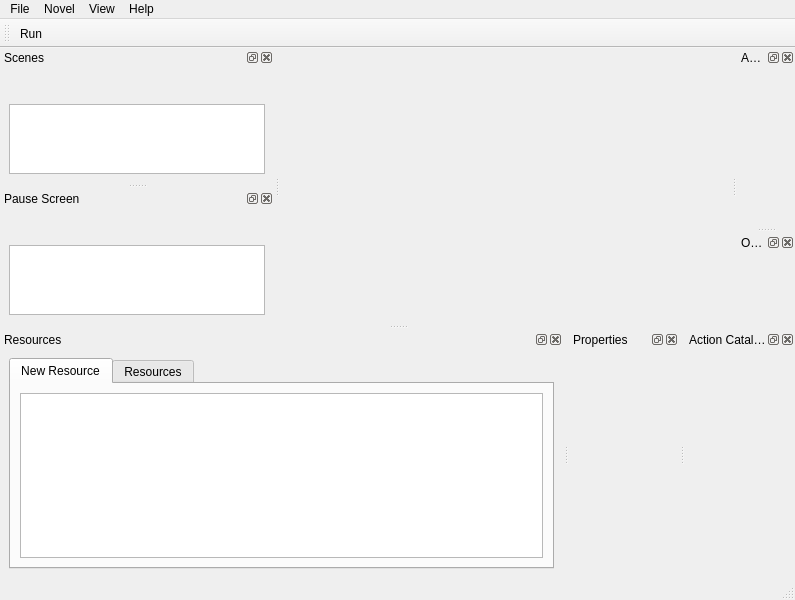
The window that editor/mainwindow.ui (fr33mind/Belle) describes before a commit, drawn with Qt 5.
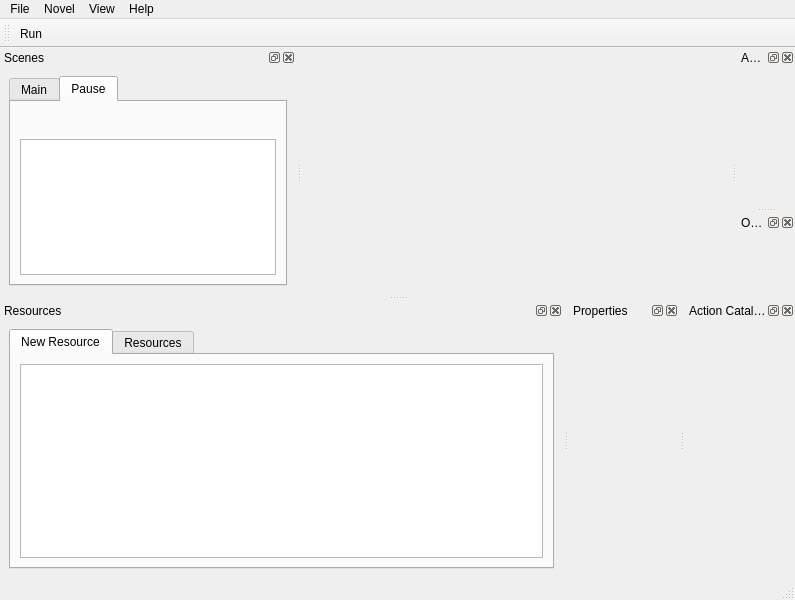
The same window after the commit. The open tabs and pages were chosen to show the change. Icons and pictures are not drawn.

Commit message:
Create scenes' tab widget with main and pause scenes.
Remove separate QDockWidget for pause scenes, which makes the UI simpler
and cleaner.

The edit to the form file:
```diff
--- a/editor/mainwindow.ui
+++ b/editor/mainwindow.ui
@@ -81,6 +81,16 @@
    <widget class="QWidget" name="dockWidgetContents">
     <layout class="QVBoxLayout" name="verticalLayout_6">
      <item>
+      <widget class="QTabWidget" name="scenesTabWidget">
+       <property name="currentIndex">
+        <number>0</number>
+       </property>
+       <widget class="QWidget" name="tab_2">
+        <attribute name="title">
+         <string>Main</string>
+        </attribute>
+        <layout class="QVBoxLayout" name="verticalLayout_9">
+         <item>
       <layout class="QHBoxLayout" name="horizontalLayout">
        <property name="leftMargin">
         <number>5</number>
@@ -209,6 +219,150 @@
      </item>
     </layout>
    </widget>
+       <widget class="QWidget" name="tab_4">
+        <attribute name="title">
+         <string>Pause</string>
+        </attribute>
+        <layout class="QVBoxLayout" name="verticalLayout_10">
+         <item>
+          <layout class="QHBoxLayout" name="horizontalLayout_2">
+           <property name="leftMargin">
+            <number>5</number>
+           </property>
+           <item>
+            <widget class="QPushButton" name="addPauseSceneBtn">
+             <property name="sizePolicy">
+              <sizepolicy hsizetype="Fixed" vsizetype="Fixed">
+               <horstretch>0</horstretch>
+               <verstretch>0</verstretch>
+              </sizepolicy>
+             </property>
+             <property name="text">
+              <string/>
+             </property>
+             <property name="icon">
+              <iconset resource="media.qrc">
+               <normaloff>:/media/add.png</normaloff>:/media/add.png</iconset>
+             </property>
+             <property name="flat">
+              <bool>true</bool>
+             </property>
+            </widget>
+           </item>
+           <item>
+            <widget class="QPushButton" name="delPauseSceneBtn">
+             <property name="sizePolicy">
+              <sizepolicy hsizetype="Fixed" vsizetype="Fixed">
+               <horstretch>0</horstretch>
+               <verstretch>0</verstretch>
+              </sizepolicy>
+             </property>
+             <property name="text">
+              <string/>
+             </property>
+             <property name="icon">
+              <iconset resource="media.qrc">
+               <normaloff>:/media/delete.png</normaloff>:/media/delete.png</iconset>
+             </property>
+             <property name="flat">
+              <bool>true</bool>
+             </property>
+            </widget>
+           </item>
+           <item>
+            <widget class="QPushButton" name="upPauseSceneBtn">
+             <property name="sizePolicy">
+              <sizepolicy hsizetype="Fixed" vsizetype="Fixed">
+               <horstretch>0</horstretch>
+               <verstretch>0</verstretch>
+              </sizepolicy>
+             </property>
+             <property name="text">
+              <string/>
+             </property>
+             <property name="icon">
+              <iconset resource="media.qrc">
+               <normaloff>:/media/up.png</normaloff>:/media/up.png</iconset>
+             </property>
+             <property name="flat">
+              <bool>true</bool>
+             </property>
+            </widget>
+           </item>
+           <item>
+            <widget class="QPushButton" name="downPauseSceneBtn">
+             <property name="sizePolicy">
+              <sizepolicy hsizetype="Fixed" vsizetype="Fixed">
+               <horstretch>0</horstretch>
+               <verstretch>0</verstretch>
+              </sizepolicy>
+             </property>
+             <property name="maximumSize">
+              <size>
+               <width>16777215</width>
+               <height>16777215</height>
+              </size>
+             </property>
+             <property name="text">
+              <string/>
+             </property>
+             <property name="icon">
+              <iconset resource="media.qrc">
+               <normaloff>:/media/down.png</normaloff>:/media/down.png</iconset>
+             </property>
+             <property name="flat">
+              <bool>true</bool>
+             </property>
+            </widget>
+           </item>
+           <item>
+            <spacer name="horizontalSpacer_2">
+             <property name="orientation">
+              <enum>Qt::Horizontal</enum>
+             </property>
+             <property name="sizeHint" stdset="0">
+              <size>
+               <width>40</width>
+               <height>20</height>
+              </size>
+             </property>
+            </spacer>
+           </item>
+          </layout>
+         </item>
+         <item>
+          <widget class="QTreeWidget" name="pauseScenesWidget">
+           <property name="contextMenuPolicy">
+            <enum>Qt::CustomContextMenu</enum>
+           </property>
+           <property name="selectionMode">
+            <enum>QAbstractItemView::SingleSelection</enum>
+           </property>
+           <property name="iconSize">
+            <size>
+             <width>22</width>
+             <height>22</height>
+            </size>
+           </property>
+           <property name="rootIsDecorated">
+            <bool>false</bool>
+           </property>
+           <attribute name="headerVisible">
+            <bool>false</bool>
+           </attribute>
+           <column>
+            <property name="text">
+             <string notr="true">1</string>
+            </property>
+           </column>
+          </widget>
+         </item>
+        </layout>
+       </widget>
+      </widget>
+     </item>
+    </layout>
+   </widget>
   </widget>
   <widget class="QDockWidget" name="actionsDockWidget">
    <property name="focusPolicy">
@@ -328,151 +482,6 @@
    </attribute>
    <addaction name="runAction"/>
   </widget>
-  <widget class="QDockWidget" name="pauseScreenDockWidget">
-   <property name="windowTitle">
-    <string>Pause Screen</string>
-   </property>
-   <attribute name="dockWidgetArea">
-    <number>1</number>
-   </attribute>
-   <widget class="QWidget" name="dockWidgetContents_2">
-    <layout class="QVBoxLayout" name="verticalLayout_8">
-     <item>
-      <layout class="QHBoxLayout" name="horizontalLayout_2">
-       <property name="leftMargin">
-        <number>5</number>
-       </property>
-       <item>
-        <widget class="QPushButton" name="addPauseSceneBtn">
-         <property name="sizePolicy">
-          <sizepolicy hsizetype="Fixed" vsizetype="Fixed">
-           <horstretch>0</horstretch>
-           <verstretch>0</verstretch>
-          </sizepolicy>
-         </property>
-         <property name="text">
-          <string/>
-         </property>
-         <property name="icon">
-          <iconset resource="media.qrc">
-           <normaloff>:/media/add.png</normaloff>:/media/add.png</iconset>
-         </property>
-         <property name="flat">
-          <bool>true</bool>
-         </property>
-        </widget>
-       </item>
-       <item>
-        <widget class="QPushButton" name="delPauseSceneBtn">
-         <property name="sizePolicy">
-          <sizepolicy hsizetype="Fixed" vsizetype="Fixed">
-           <horstretch>0</horstretch>
-           <verstretch>0</verstretch>
-          </sizepolicy>
-         </property>
-         <property name="text">
-          <string/>
-         </property>
-         <property name="icon">
-          <iconset resource="media.qrc">
-           <normaloff>:/media/delete.png</normaloff>:/media/delete.png</iconset>
-         </property>
-         <property name="flat">
-          <bool>true</bool>
-         </property>
-        </widget>
-       </item>
-       <item>
-        <widget class="QPushButton" name="upPauseSceneBtn">
-         <property name="sizePolicy">
-          <sizepolicy hsizetype="Fixed" vsizetype="Fixed">
-           <horstretch>0</horstretch>
-           <verstretch>0</verstretch>
-          </sizepolicy>
-         </property>
-         <property name="text">
-          <string/>
-         </property>
-         <property name="icon">
-          <iconset resource="media.qrc">
-           <normaloff>:/media/up.png</normaloff>:/media/up.png</iconset>
-         </property>
-         <property name="flat">
-          <bool>true</bool>
-         </property>
-        </widget>
-       </item>
-       <item>
-        <widget class="QPushButton" name="downPauseSceneBtn">
-         <property name="sizePolicy">
-          <sizepolicy hsizetype="Fixed" vsizetype="Fixed">
-           <horstretch>0</horstretch>
-           <verstretch>0</verstretch>
-          </sizepolicy>
-         </property>
-         <property name="maximumSize">
-          <size>
-           <width>16777215</width>
-           <height>16777215</height>
-          </size>
-         </property>
-         <property name="text">
-          <string/>
-         </property>
-         <property name="icon">
-          <iconset resource="media.qrc">
-           <normaloff>:/media/down.png</normaloff>:/media/down.png</iconset>
-         </property>
-         <property name="flat">
-          <bool>true</bool>
-         </property>
-        </widget>
-       </item>
-       <item>
-        <spacer name="horizontalSpacer_2">
-         <property name="orientation">
-          <enum>Qt::Horizontal</enum>
-         </property>
-         <property name="sizeHint" stdset="0">
-          <size>
-           <width>40</width>
-           <height>20</height>
-          </size>
-         </property>
-        </spacer>
-       </item>
-      </layout>
-     </item>
-     <item>
-      <widget class="QTreeWidget" name="pauseScenesWidget">
-       <property name="contextMenuPolicy">
-        <enum>Qt::CustomContextMenu</enum>
-       </property>
-       <property name="selectionMode">
-        <enum>QAbstractItemView::SingleSelection</enum>
-       </property>
-       <property name="iconSize">
-        <size>
-         <width>22</width>
-         <height>22</height>
-        </size>
-       </property>
-       <property name="rootIsDecorated">
-        <bool>false</bool>
-       </property>
-       <attribute name="headerVisible">
-        <bool>false</bool>
-       </attribute>
-       <column>
-        <property name="text">
-         <string notr="true">1</string>
-        </property>
-       </column>
-      </widget>
-     </item>
-    </layout>
-   </widget>
-  </widget>
   <widget class="QDockWidget" name="objectsViewWidget">
    <property name="windowTitle">
     <string>Objects</string>
```
Left out of the diff: 41 changed lines with no effect on the pictures. Lines whose indentation alone changed are shown as unchanged.
